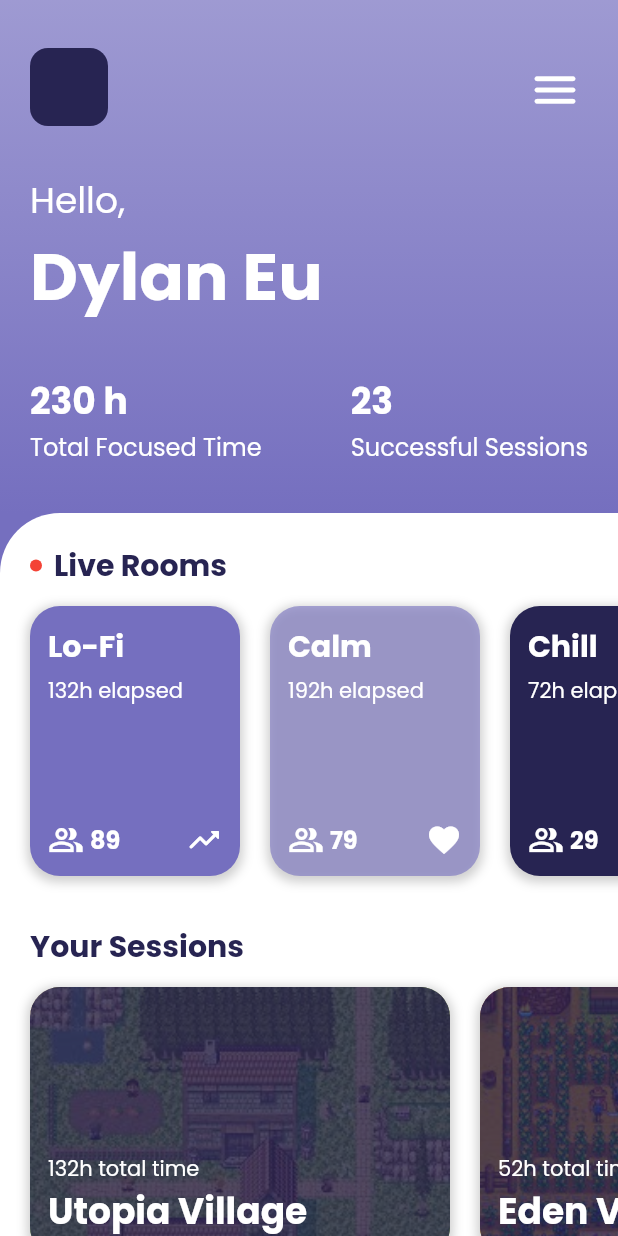
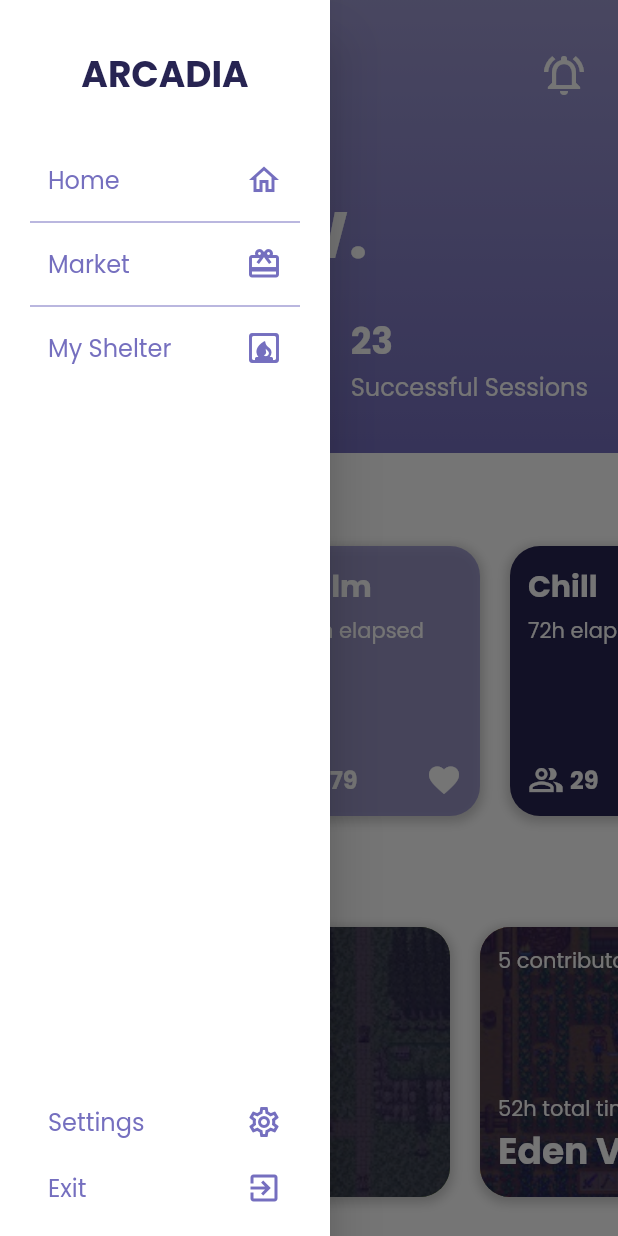
Before and after one commit to bonifacioronald/Arcadia, a Flutter app: the screen it shows after launch, with the side drawer open (before the commit the screen has no drawer), on a phone screen of 412 x 824 dp. Run offline on Flutter 3.47's test engine with Material 2 defaults, Android fonts, the light colour scheme and no system bars; our stand-ins replace firebase_core; accounts and stored records are empty.

Commit message:
Complete Home, Added Navigation, Fix Shelter

```diff
--- a/lib/main.dart
+++ b/lib/main.dart
@@ -2,8 +2,7 @@
 import 'package:arcadia_app/providers/deafult_provider.dart';
 import 'package:arcadia_app/screens/endsession_screen.dart';
 import 'package:arcadia_app/screens/home_screen.dart';
-import 'package:arcadia_app/screens/house_screen.dart';
-import 'package:arcadia_app/screens/study_room.dart';
+import 'package:arcadia_app/screens/shelter_screen.dart';
 import 'package:flutter/material.dart';
 import 'package:provider/provider.dart';
 import 'models/colors.dart' as custom_colors;
@@ -30,13 +29,13 @@
       ],
       child: MaterialApp(
         title: 'Arcadia',
-
         debugShowCheckedModeBanner: false,
         theme: ThemeData(
             accentColor: custom_colors.primary, fontFamily: 'Poppins'),
         home: HomeScreen(),
         routes: {
           HomeScreen.routeName: (context) => HomeScreen(),
+          ShelterScreen.routeName: (context) => ShelterScreen(),
         },
       ),
     );
--- a/lib/screens/home_screen.dart
+++ b/lib/screens/home_screen.dart
@@ -1,14 +1,15 @@
 import 'package:arcadia_app/widget/live_room_card.dart';
 import 'package:arcadia_app/widget/session_card.dart';
-import 'package:badges/badges.dart';
 import 'package:flutter/material.dart';
 import '../models/user.dart';
 import '../models/colors.dart' as custom_colors;
+import '../widget/app_drawer_custom.dart';
 
 class HomeScreen extends StatelessWidget {
   static const routeName = "/home";
+  final GlobalKey<ScaffoldState> _key = GlobalKey(); // Create a key
 
-  User userDefaultData = User("Dylan Eu", 230, 23);
+  User userDefaultData = User("Serene W.", 230, 23);
 
   List<LiveRoomCard> liveRoomCardList = [
     LiveRoomCard(
@@ -37,12 +38,14 @@
     SessionCard(
         title: 'Utopia Village',
         imageUrl: 'lib/assets/images/village1.jpeg',
+        totalContributor: 4,
         color: custom_colors.secondary,
         timeElapsed: 132,
         totalMember: 4),
     SessionCard(
         title: 'Eden Village',
         imageUrl: 'lib/assets/images/village2.jpeg',
+        totalContributor: 5,
         color: custom_colors.secondary,
         timeElapsed: 52,
         totalMember: 3),
@@ -51,6 +54,8 @@
   @override
   Widget build(BuildContext context) {
     return Scaffold(
+      key: _key,
+      drawer: AppDrawerCustom(),
       body: Container(
         width: double.infinity,
         height: double.infinity,
@@ -67,7 +72,8 @@
                       custom_colors.primary.withOpacity(0.7),
                       custom_colors.primary,
                     ],
-                )),
+                  ),
+                ),
                 padding: EdgeInsets.all(20),
                 child: Column(
                   crossAxisAlignment: CrossAxisAlignment.start,
@@ -79,25 +85,26 @@
                       mainAxisAlignment: MainAxisAlignment.spaceBetween,
                       crossAxisAlignment: CrossAxisAlignment.center,
                       children: [
-                        Container(
-                          width: 52,
-                          height: 52,
-                          decoration: BoxDecoration(
-                              color: custom_colors.secondary,
-                              borderRadius: BorderRadius.circular(12)),
-                        ),
-                        IconButton(
-                          icon: Icon(
+                        GestureDetector(
+                          child: Icon(
                             Icons.menu_rounded,
                             size: 36,
+                            color: custom_colors.backgroundPrimary,
                           ),
+                          onTap: () => _key.currentState!.openDrawer(),
+                        ),
+                        GestureDetector(
+                          child: Icon(
+                            Icons.notifications_active_outlined,
+                            size: 32,
                             color: Colors.white,
-                          onPressed: () {},
+                          ),
+                          onTap: () => _key.currentState!.openDrawer(),
                         )
                       ],
                     ),
                     SizedBox(
-                      height: 32,
+                      height: 20,
                     ),
                     Text(
                       'Hello,',
@@ -112,7 +119,7 @@
                       ),
                     ),
                     SizedBox(
-                      height: 32,
+                      height: 20,
                     ),
                     Row(
                       mainAxisAlignment: MainAxisAlignment.spaceBetween,
@@ -248,6 +255,8 @@
                               SessionCard(
                                 title: sessionCardList[index].title,
                                 imageUrl: sessionCardList[index].imageUrl,
+                                totalContributor:
+                                    sessionCardList[index].totalContributor,
                                 color: sessionCardList[index].color,
                                 timeElapsed: sessionCardList[index].timeElapsed,
                                 totalMember: sessionCardList[index].totalMember,
--- /dev/null
+++ b/lib/widget/app_drawer_custom.dart
@@ -0,0 +1,168 @@
+import 'package:arcadia_app/screens/home_screen.dart';
+import 'package:arcadia_app/screens/shelter_screen.dart';
+import 'package:flutter/material.dart';
+import '../models/colors.dart' as custom_colors;
+
+class AppDrawerCustom extends StatelessWidget {
+  @override
+  Widget build(BuildContext context) {
+    return Container(
+      width: 220,
+      child: Drawer(
+        backgroundColor: Colors.white,
+        child: Container(
+          padding: EdgeInsets.all(20),
+          child: Column(
+            children: [
+              SizedBox(
+                height: MediaQuery.of(context).padding.top + 12,
+              ),
+              Text(
+                'ARCADIA',
+                style: TextStyle(
+                    color: custom_colors.secondary,
+                    fontWeight: FontWeight.bold,
+                    fontSize: 24),
+              ),
+              SizedBox(
+                height: 40,
+              ),
+              GestureDetector(
+                child: Padding(
+                  padding: EdgeInsets.symmetric(horizontal: 12.0),
+                  child: Row(
+                    mainAxisAlignment: MainAxisAlignment.spaceBetween,
+                    children: [
+                      Text(
+                        'Home',
+                        style: TextStyle(
+                          color: custom_colors.primary,
+                          fontSize: 16,
+                        ),
+                      ),
+                      Icon(
+                        Icons.home_outlined,
+                        color: custom_colors.primary,
+                      )
+                    ],
+                  ),
+                ),
+                onTap: (() =>
+                    Navigator.of(context).pushNamed(HomeScreen.routeName)),
+              ),
+              SizedBox(
+                height: 8,
+              ),
+              Divider(
+                color: custom_colors.primary,
+              ),
+              SizedBox(
+                height: 8,
+              ),
+              Padding(
+                padding: EdgeInsets.symmetric(horizontal: 12.0),
+                child: Row(
+                  mainAxisAlignment: MainAxisAlignment.spaceBetween,
+                  children: [
+                    Text(
+                      'Market',
+                      style: TextStyle(
+                        color: custom_colors.primary,
+                        fontSize: 16,
+                      ),
+                    ),
+                    Icon(
+                      Icons.wallet_giftcard,
+                      color: custom_colors.primary,
+                    )
+                  ],
+                ),
+              ),
+              SizedBox(
+                height: 8,
+              ),
+              Divider(
+                color: custom_colors.primary,
+              ),
+              SizedBox(
+                height: 8,
+              ),
+              GestureDetector(
+                child: Padding(
+                  padding: EdgeInsets.symmetric(horizontal: 12.0),
+                  child: Row(
+                    mainAxisAlignment: MainAxisAlignment.spaceBetween,
+                    children: [
+                      Text(
+                        'My Shelter',
+                        style: TextStyle(
+                          color: custom_colors.primary,
+                          fontSize: 16,
+                        ),
+                      ),
+                      Icon(
+                        Icons.fireplace_rounded,
+                        color: custom_colors.primary,
+                      )
+                    ],
+                  ),
+                ),
+                onTap: () =>
+                    Navigator.of(context).pushNamed(ShelterScreen.routeName),
+              ),
+              Spacer(),
+              Padding(
+                padding: EdgeInsets.symmetric(horizontal: 12.0),
+                child: Row(
+                  mainAxisAlignment: MainAxisAlignment.spaceBetween,
+                  children: [
+                    Text(
+                      'Settings',
+                      style: TextStyle(
+                        color: custom_colors.primary,
+                        fontSize: 16,
+                      ),
+                    ),
+                    Icon(
+                      Icons.settings_outlined,
+                      color: custom_colors.primary,
+                    )
+                  ],
+                ),
+              ),
+              SizedBox(
+                height: 20,
+              ),
+              Padding(
+                padding: EdgeInsets.symmetric(horizontal: 12.0),
+                child: Row(
+                  mainAxisAlignment: MainAxisAlignment.spaceBetween,
+                  children: [
+                    Text(
+                      'Exit',
+                      style: TextStyle(
+                        color: custom_colors.primary,
+                        fontSize: 16,
+                      ),
+                    ),
+                    Icon(
+                      Icons.exit_to_app_outlined,
+                      color: custom_colors.primary,
+                    )
+                  ],
+                ),
+              ),
+            ],
+          ),
+        ),
+      ),
+    );
+  }
+}
+
+//home
+//market
+//own house
+
+//setting
+//logut
--- a/pubspec.yaml
+++ b/pubspec.yaml
@@ -63,9 +63,10 @@
 
   # To add assets to your application, add an assets section, like this:
   assets:
-    - lib/assets/images/house.png
+    - lib/assets/images/shelter.png
     - lib/assets/images/village1.jpeg
     - lib/assets/images/village2.jpeg
+    - lib/assets/images/village3.png
 
   # An image asset can refer to one or more resolution-specific "variants", see
   # https://flutter.dev/assets-and-images/#resolution-aware
```
Also changed, not shown: lib/screens/house_screen.dart (deleted, +0 -78 lines), lib/screens/shelter_screen.dart (added, +135 -0 lines), lib/screens/study_room_screen.dart (renamed from lib/screens/study_room.dart, +3 -5 lines), lib/screens/timer_screen.dart (deleted, +0 -37 lines), lib/widget/house_screen_personal_stat_button.dart (added, +49 -0 lines), lib/widget/session_card.dart (+101 -1 lines), lib/widget/statsButton.dart (deleted, +0 -43 lines), lib/assets/images/shelter.png (added), lib/assets/images/village3.png (renamed from lib/assets/images/house.png), pubspec.lock. Lines whose indentation alone changed are shown as unchanged.
